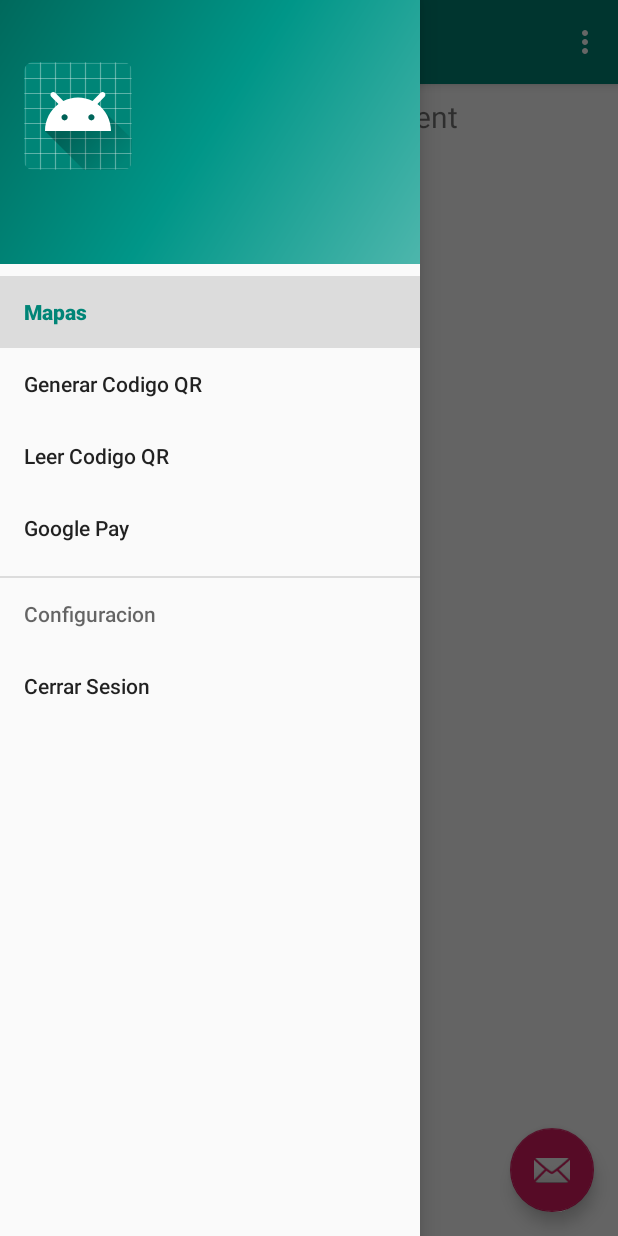
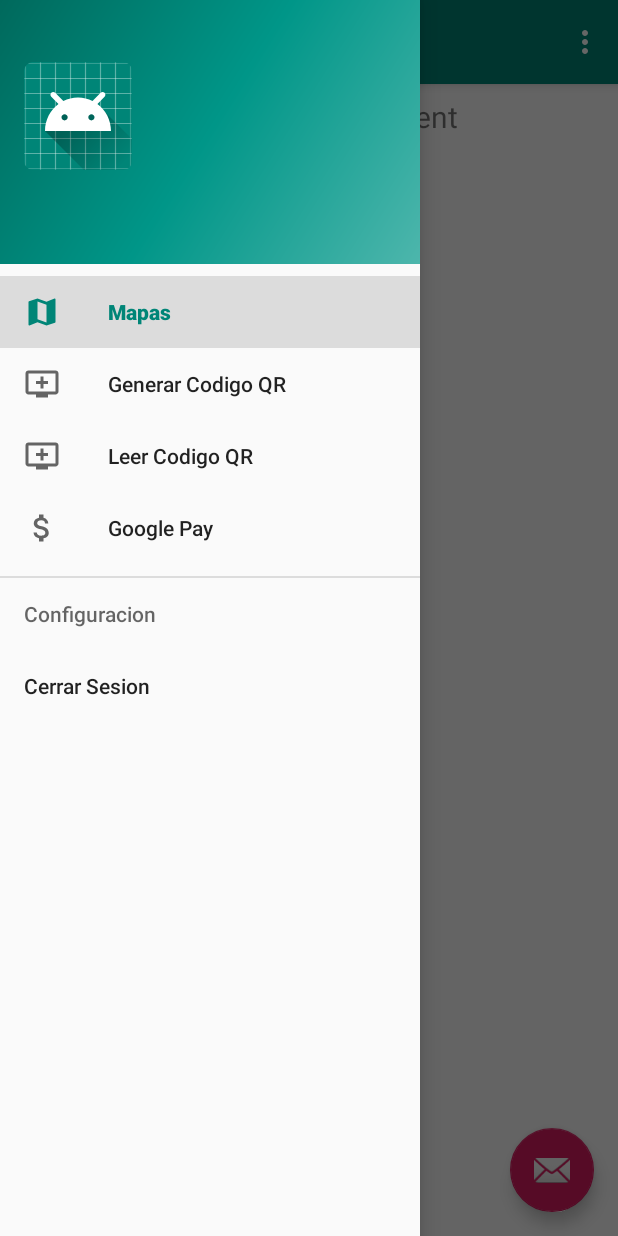
Before and after one commit to afmera/BookingProject2, an Android app: the Menu_Principal_Activity screen opened directly, with no data from a screen before it, with the side drawer open, on a phone screen of 412 x 824 dp. Run offline under Robolectric (Android 15) with nearby library versions, the phone set to English and light mode, and no system bars; our stand-ins replace navigation-ui.

Commit message:
Aun con mas Problemas que soluciones

```diff
--- /dev/null
+++ b/app/src/main/res/drawable/ic_add_to_queue_black_24dp.xml
@@ -0,0 +1,9 @@
+<vector xmlns:android="http://schemas.android.com/apk/res/android"
+        android:width="24dp"
+        android:height="24dp"
+        android:viewportWidth="24.0"
+        android:viewportHeight="24.0">
+    <path
+        android:fillColor="#FF000000"
+        android:pathData="M21,3L3,3c-1.11,0 -2,0.89 -2,2v12c0,1.1 0.89,2 2,2h5v2h8v-2h5c1.1,0 1.99,-0.9 1.99,-2L23,5c0,-1.11 -0.9,-2 -2,-2zM21,17L3,17L3,5h18v12zM16,10v2h-3v3h-2v-3L8,12v-2h3L11,7h2v3h3z"/>
+</vector>
--- /dev/null
+++ b/app/src/main/res/drawable/ic_attach_money_black_24dp.xml
@@ -0,0 +1,9 @@
+<vector xmlns:android="http://schemas.android.com/apk/res/android"
+        android:width="24dp"
+        android:height="24dp"
+        android:viewportWidth="24.0"
+        android:viewportHeight="24.0">
+    <path
+        android:fillColor="#FF000000"
+        android:pathData="M11.8,10.9c-2.27,-0.59 -3,-1.2 -3,-2.15 0,-1.09 1.01,-1.85 2.7,-1.85 1.78,0 2.44,0.85 2.5,2.1h2.21c-0.07,-1.72 -1.12,-3.3 -3.21,-3.81V3h-3v2.16c-1.94,0.42 -3.5,1.68 -3.5,3.61 0,2.31 1.91,3.46 4.7,4.13 2.5,0.6 3,1.48 3,2.41 0,0.69 -0.49,1.79 -2.7,1.79 -2.06,0 -2.87,-0.92 -2.98,-2.1h-2.2c0.12,2.19 1.76,3.42 3.68,3.83V21h3v-2.15c1.95,-0.37 3.5,-1.5 3.5,-3.55 0,-2.84 -2.43,-3.81 -4.7,-4.4z"/>
+</vector>
--- /dev/null
+++ b/app/src/main/res/drawable/ic_map_black_24dp.xml
@@ -0,0 +1,9 @@
+<vector xmlns:android="http://schemas.android.com/apk/res/android"
+        android:width="24dp"
+        android:height="24dp"
+        android:viewportWidth="24.0"
+        android:viewportHeight="24.0">
+    <path
+        android:fillColor="#FF000000"
+        android:pathData="M20.5,3l-0.16,0.03L15,5.1 9,3 3.36,4.9c-0.21,0.07 -0.36,0.25 -0.36,0.48V20.5c0,0.28 0.22,0.5 0.5,0.5l0.16,-0.03L9,18.9l6,2.1 5.64,-1.9c0.21,-0.07 0.36,-0.25 0.36,-0.48V3.5c0,-0.28 -0.22,-0.5 -0.5,-0.5zM15,19l-6,-2.11V5l6,2.11V19z"/>
+</vector>
--- a/app/src/main/res/menu/activity_menu__principal__drawer.xml
+++ b/app/src/main/res/menu/activity_menu__principal__drawer.xml
@@ -6,15 +6,19 @@
     <group android:checkableBehavior="single">
         <item
             android:id="@+id/nav_home"
+            android:icon="@drawable/ic_map_black_24dp"
             android:title="Mapas" />
         <item
             android:id="@+id/nav_gallery"
+            android:icon="@drawable/ic_add_to_queue_black_24dp"
             android:title="Generar Codigo QR" />
         <item
             android:id="@+id/nav_LeerQR"
+            android:icon="@drawable/ic_add_to_queue_black_24dp"
             android:title="Leer Codigo QR" />
         <item
             android:id="@+id/nav_slideshow"
+            android:icon="@drawable/ic_attach_money_black_24dp"
             android:title="Google Pay" />
     </group>
 
```
